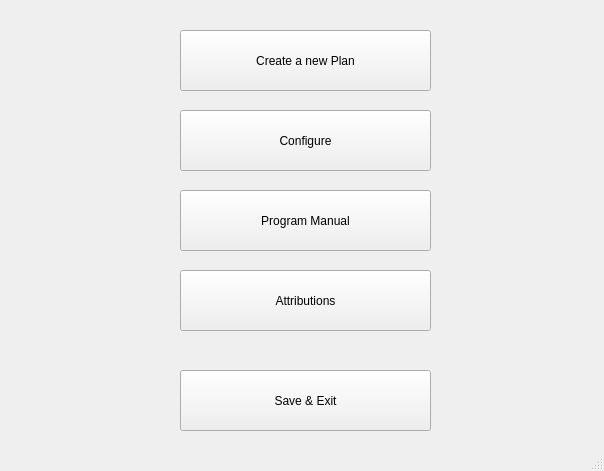
The window that qtfolder/MealPlanner/mainwindow.ui (NoorA0/MealPlanner) describes before a commit, drawn with Qt 5.
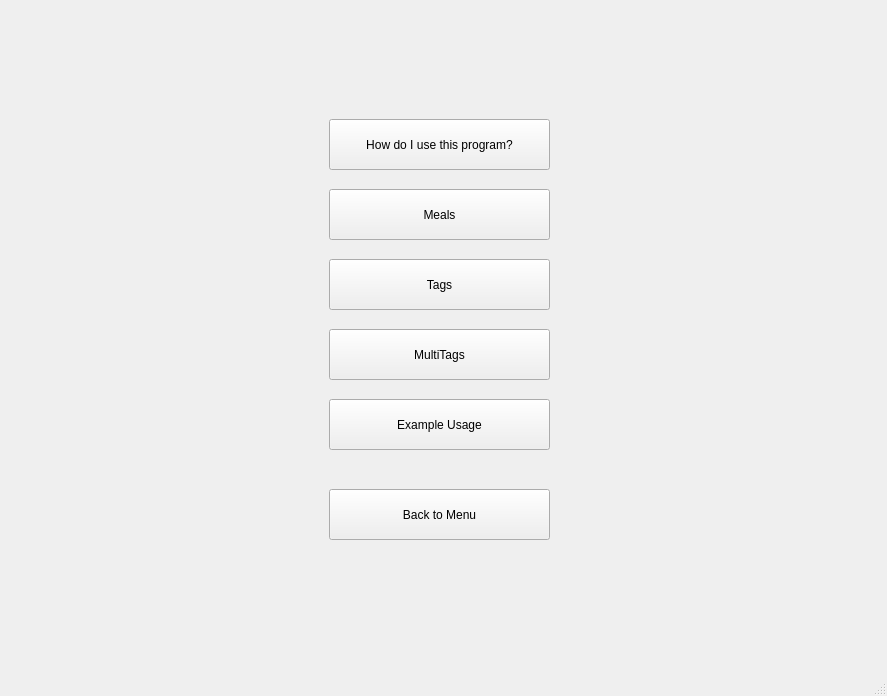
The same window after the commit. The open tabs and pages were chosen to show the change.

Commit message:
Fixing UI format - Main Menu and initial changes
Moved "Configure", "Manual", and "Make a Plan" windows into a QStackedWidget within the Main Window.

This fixes the program icon on the taskbar from disappearing during regular use, as the Main Window was previously hidden.

This change requires moving all subsequent windows to open properly. This is still in progress.

```diff
--- a/qtfolder/MealPlanner/mainwindow.ui
+++ b/qtfolder/MealPlanner/mainwindow.ui
@@ -6,32 +6,32 @@
    <rect>
     <x>0</x>
     <y>0</y>
-    <width>604</width>
-    <height>471</height>
+    <width>887</width>
+    <height>696</height>
    </rect>
   </property>
   <property name="windowTitle">
    <string>Main Menu</string>
   </property>
   <widget class="QWidget" name="centralwidget">
-   <widget class="QPushButton" name="generatePlanButton">
+   <widget class="QStackedWidget" name="stackedWidget">
     <property name="geometry">
      <rect>
-      <x>180</x>
-      <y>30</y>
-      <width>251</width>
-      <height>61</height>
+      <x>19</x>
+      <y>9</y>
+      <width>811</width>
+      <height>661</height>
      </rect>
     </property>
-    <property name="text">
-     <string>Create a new Plan</string>
+    <property name="currentIndex">
+     <number>0</number>
     </property>
-   </widget>
+    <widget class="QWidget" name="MainMenuPage">
    <widget class="QPushButton" name="settingsButton">
     <property name="geometry">
      <rect>
-      <x>180</x>
-      <y>110</y>
+        <x>280</x>
+        <y>140</y>
       <width>251</width>
       <height>61</height>
      </rect>
@@ -40,11 +40,24 @@
      <string>Configure</string>
     </property>
    </widget>
+     <widget class="QPushButton" name="generatePlanButton">
+      <property name="geometry">
+       <rect>
+        <x>280</x>
+        <y>60</y>
+        <width>251</width>
+        <height>61</height>
+       </rect>
+      </property>
+      <property name="text">
+       <string>Create a new Plan</string>
+      </property>
+     </widget>
    <widget class="QPushButton" name="manualButton">
     <property name="geometry">
      <rect>
-      <x>180</x>
-      <y>190</y>
+        <x>280</x>
+        <y>220</y>
       <width>251</width>
       <height>61</height>
      </rect>
@@ -53,24 +66,11 @@
      <string>Program Manual</string>
     </property>
    </widget>
-   <widget class="QPushButton" name="attributionsButton">
-    <property name="geometry">
-     <rect>
-      <x>180</x>
-      <y>270</y>
-      <width>251</width>
-      <height>61</height>
-     </rect>
-    </property>
-    <property name="text">
-     <string>Attributions</string>
-    </property>
-   </widget>
    <widget class="QPushButton" name="quitProgramButton">
     <property name="geometry">
      <rect>
-      <x>180</x>
-      <y>370</y>
+        <x>280</x>
+        <y>400</y>
       <width>251</width>
       <height>61</height>
      </rect>
@@ -78,6 +78,156 @@
     <property name="text">
      <string>Save &amp;&amp; Exit</string>
     </property>
+     </widget>
+     <widget class="QPushButton" name="attributionsButton">
+      <property name="geometry">
+       <rect>
+        <x>280</x>
+        <y>300</y>
+        <width>251</width>
+        <height>61</height>
+       </rect>
+      </property>
+      <property name="text">
+       <string>Attributions</string>
+      </property>
+     </widget>
+    </widget>
+    <widget class="QWidget" name="GeneratePlan"/>
+    <widget class="QWidget" name="SettingsPage">
+     <widget class="QPushButton" name="returnFromSettingsPage">
+      <property name="geometry">
+       <rect>
+        <x>280</x>
+        <y>470</y>
+        <width>251</width>
+        <height>71</height>
+       </rect>
+      </property>
+      <property name="text">
+       <string>Back to Main Menu</string>
+      </property>
+     </widget>
+     <widget class="QPushButton" name="editMultiTagsButton">
+      <property name="geometry">
+       <rect>
+        <x>320</x>
+        <y>240</y>
+        <width>171</width>
+        <height>51</height>
+       </rect>
+      </property>
+      <property name="text">
+       <string>View/Edit MultiTags</string>
+      </property>
+     </widget>
+     <widget class="QPushButton" name="editTagsButton">
+      <property name="geometry">
+       <rect>
+        <x>320</x>
+        <y>160</y>
+        <width>171</width>
+        <height>51</height>
+       </rect>
+      </property>
+      <property name="text">
+       <string>View/Edit Tags</string>
+      </property>
+     </widget>
+     <widget class="QPushButton" name="editMealsButton">
+      <property name="geometry">
+       <rect>
+        <x>320</x>
+        <y>80</y>
+        <width>171</width>
+        <height>51</height>
+       </rect>
+      </property>
+      <property name="text">
+       <string>View/Edit Meals</string>
+      </property>
+     </widget>
+    </widget>
+    <widget class="QWidget" name="ManualPage">
+     <widget class="QPushButton" name="explainExamplesButton">
+      <property name="geometry">
+       <rect>
+        <x>310</x>
+        <y>390</y>
+        <width>221</width>
+        <height>51</height>
+       </rect>
+      </property>
+      <property name="text">
+       <string>Example Usage</string>
+      </property>
+     </widget>
+     <widget class="QPushButton" name="explainUseButton">
+      <property name="geometry">
+       <rect>
+        <x>310</x>
+        <y>110</y>
+        <width>221</width>
+        <height>51</height>
+       </rect>
+      </property>
+      <property name="text">
+       <string>How do I use this program?</string>
+      </property>
+     </widget>
+     <widget class="QPushButton" name="explainTagsButton">
+      <property name="geometry">
+       <rect>
+        <x>310</x>
+        <y>250</y>
+        <width>221</width>
+        <height>51</height>
+       </rect>
+      </property>
+      <property name="text">
+       <string>Tags</string>
+      </property>
+     </widget>
+     <widget class="QPushButton" name="explainMultiTagsButton">
+      <property name="geometry">
+       <rect>
+        <x>310</x>
+        <y>320</y>
+        <width>221</width>
+        <height>51</height>
+       </rect>
+      </property>
+      <property name="text">
+       <string>MultiTags</string>
+      </property>
+     </widget>
+     <widget class="QPushButton" name="returnFromManualPage">
+      <property name="geometry">
+       <rect>
+        <x>310</x>
+        <y>480</y>
+        <width>221</width>
+        <height>51</height>
+       </rect>
+      </property>
+      <property name="text">
+       <string>Back to Menu</string>
+      </property>
+     </widget>
+     <widget class="QPushButton" name="explainMealsButton">
+      <property name="geometry">
+       <rect>
+        <x>310</x>
+        <y>180</y>
+        <width>221</width>
+        <height>51</height>
+       </rect>
+      </property>
+      <property name="text">
+       <string>Meals</string>
+      </property>
+     </widget>
+    </widget>
    </widget>
   </widget>
   <widget class="QStatusBar" name="statusbar"/>
```
Lines whose indentation alone changed are shown as unchanged. The commit also changes 3 other files.
